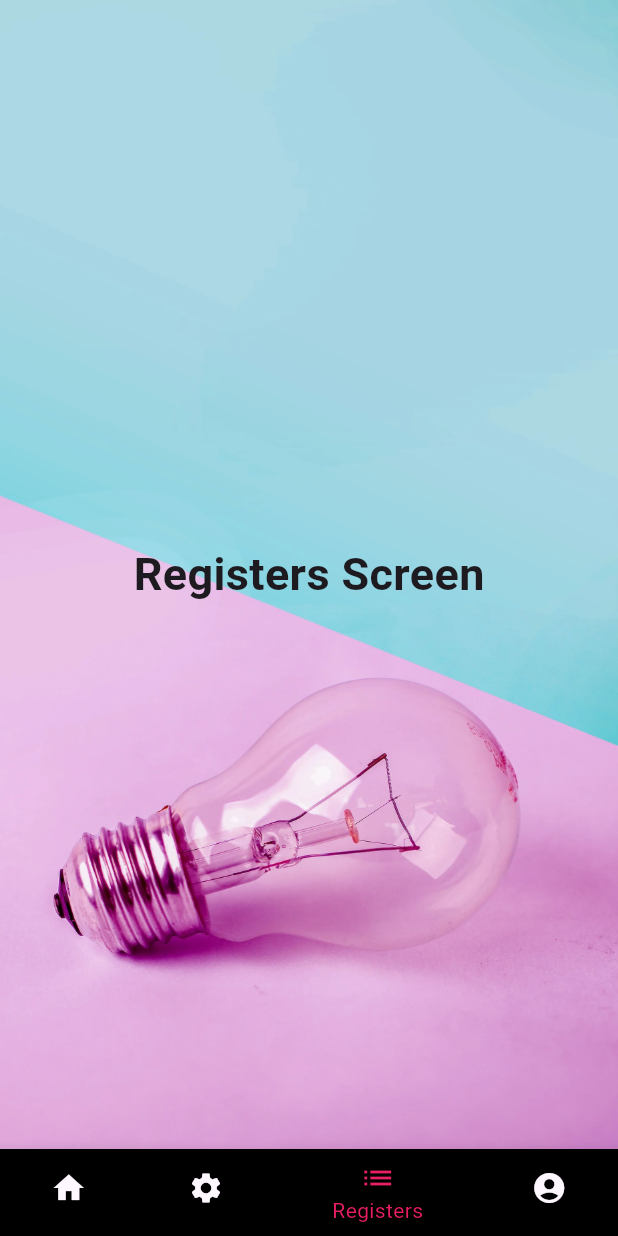
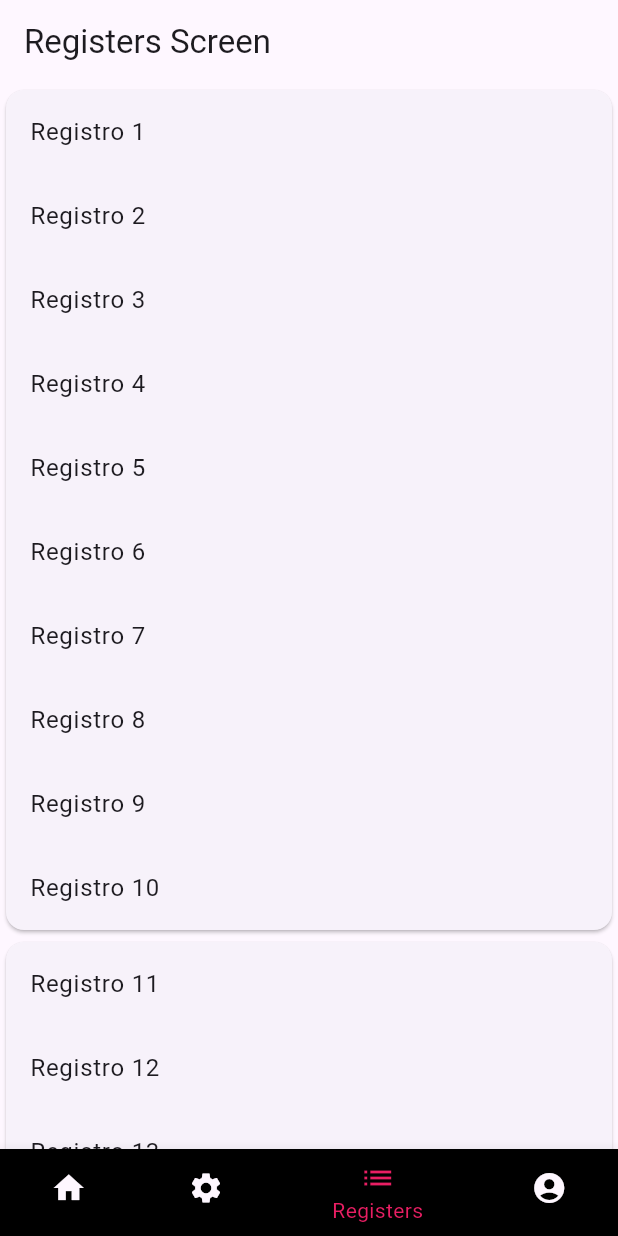
Before and after one commit to begazo-ticona-jesus/emergentesapp, a Flutter app: the screen it shows after launch, item 3 of the bottom bar chosen, on a phone screen of 412 x 824 dp. Run offline on Flutter 3.47's test engine with Material 3 defaults, Android fonts, the phone set to English and light mode, and no system bars; our stand-ins replace go_router; missing offline and left inert: mqtt_client.

```diff
--- /dev/null
+++ b/lib/mqtt_client/MqttConfig.dart
@@ -0,0 +1,6 @@
+class MqttConfig {
+  static const String mqttServerUri = "ssl://a12ynynm96xfyz-ats.iot.us-east-1.amazonaws.com:8883";
+  static const String caFile = "assets/certificates/RootCA.pem";
+  static const String certFile = "assets/certificates/DeviceCertificate.crt";
+  static const String keyFile = "assets/certificates/Private.key";
+}
--- a/lib/ui/screens/ScreenHome.dart
+++ b/lib/ui/screens/ScreenHome.dart
@@ -1,6 +1,6 @@
 
 
-import 'package:flutter/cupertino.dart';
+import 'package:flutter/material.dart';
 
 class ScreenHome extends StatelessWidget {
   const ScreenHome({super.key});
--- a/lib/ui/screens/ScreenListRegisters.dart
+++ b/lib/ui/screens/ScreenListRegisters.dart
@@ -1,14 +1,35 @@
-import 'package:flutter/cupertino.dart';
+import 'package:flutter/material.dart';
 
 class ScreenRegisters extends StatelessWidget {
-  const ScreenRegisters({super.key});
+  const ScreenRegisters({Key? key}) : super(key: key);
 
   @override
   Widget build(BuildContext context) {
-    return const Center(
-      child: Text(
-        'Registers Screen',
-        style: TextStyle(fontSize: 30, fontWeight: FontWeight.bold),
+    // Lista de datos simulados (puedes reemplazarlo con tus propios datos)
+    List<String> registros = List.generate(100, (index) => 'Registro ${index + 1}');
+
+    // Número de elementos por página
+    int elementosPorPagina = 10;
+
+    return Scaffold(
+      appBar: AppBar(
+        title: Text('Registers Screen'),
+      ),
+      body: ListView.builder(
+        itemCount: (registros.length / elementosPorPagina).ceil(),
+        itemBuilder: (context, pageIndex) {
+          int startIndex = pageIndex * elementosPorPagina;
+          int endIndex = (pageIndex + 1) * elementosPorPagina;
+          endIndex = endIndex > registros.length ? registros.length : endIndex;
+
+          List<String> registrosPagina = registros.sublist(startIndex, endIndex);
+
+          return Card(
+            child: Column(
+              children: registrosPagina.map((registro) => ListTile(title: Text(registro))).toList(),
+            ),
+          );
+        },
       ),
     );
   }
--- a/pubspec.yaml
+++ b/pubspec.yaml
@@ -32,6 +32,7 @@ dependencies:
     sdk: flutter
   #navigation
   go_router: ^10.1.2
+  mqtt_client: ^10.0.0
 
   #provider
   #riverpod_annotation: ^2.1.5
@@ -67,6 +68,10 @@ flutter:
   # To add assets to your application, add an assets section, like this:
   assets:
     - assets/
+    - assets/certificates/
+    - assets/certificates/RootCA.pem
+    - assets/certificates/Private.key
+    - assets/certificates/DeviceCertificate.crt
   # assets:
   #   - images/a_dot_burr.jpeg
   #   - images/a_dot_ham.jpeg
```
Also changed, not shown: lib/mqtt_client/MqttController.dart (added, +73 -0 lines), lib/ui/screens/ScreenOptions.dart (+57 -6 lines), pubspec.lock, 3 other files.
